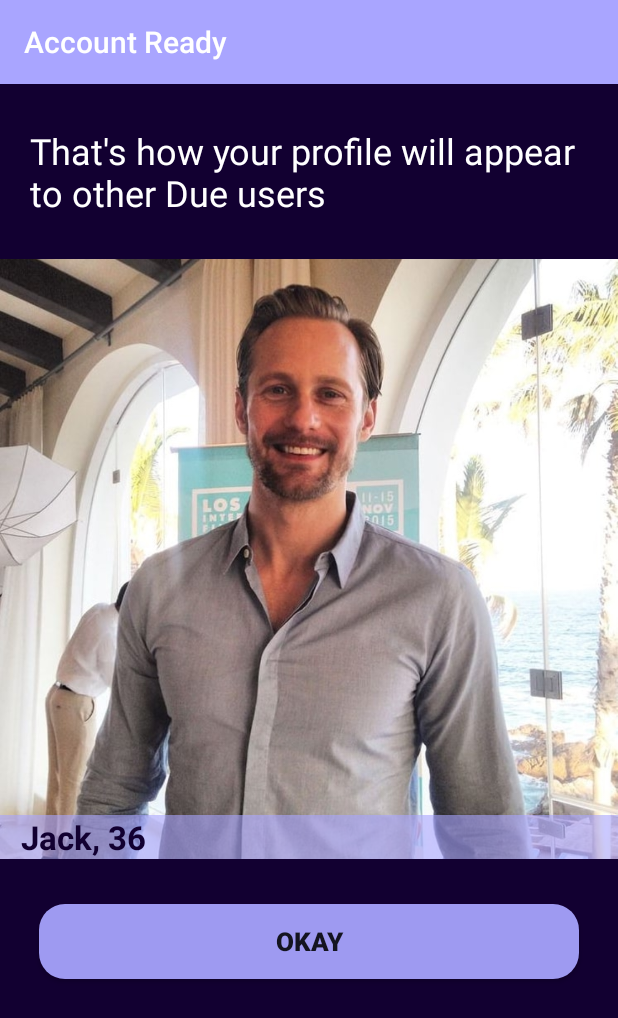
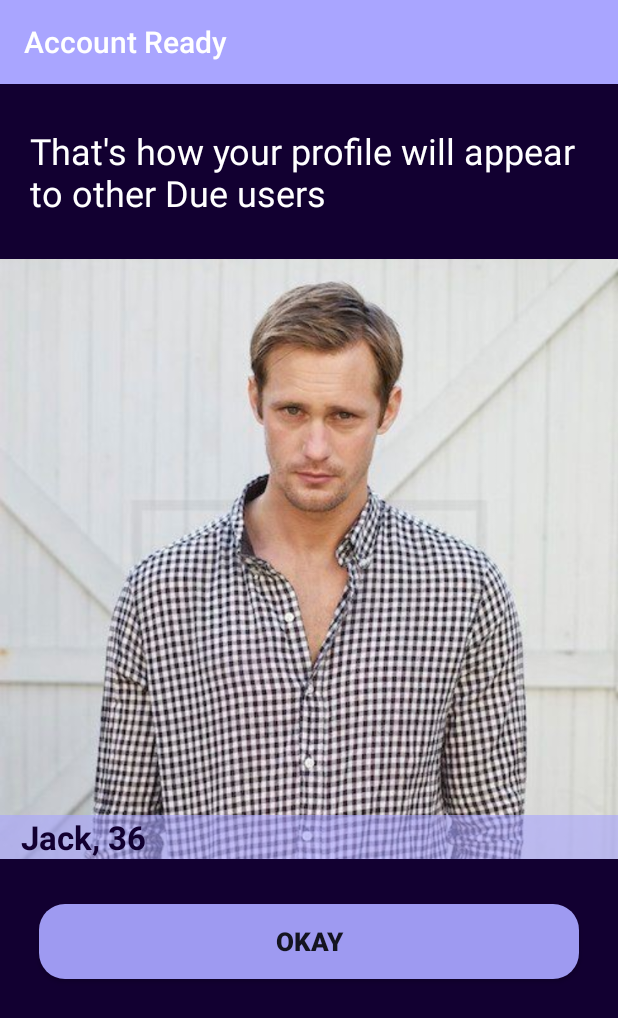
Before and after one commit to LightingSpider/DuE_app, an Android app: the AccountReady screen opened directly, with no data from a screen before it, on a phone screen of 412 x 824 dp. Shown: the top 1018 px of the screen. Run offline under Robolectric (Android 15) with nearby library versions, the phone set to English and light mode, and no system bars.

Commit message:
Initial commit from frosy

```diff
--- a/app/src/main/java/com/example/due/ChoosePicture.kt
+++ b/app/src/main/java/com/example/due/ChoosePicture.kt
@@ -17,6 +17,12 @@ class ChoosePicture : AppCompatActivity() {
         window.setFlags(WindowManager.LayoutParams.FLAG_FULLSCREEN, WindowManager.LayoutParams.FLAG_FULLSCREEN)
         super.onCreate(savedInstanceState)
         setContentView(R.layout.activity_choose_picture)
+
+        val button2 = findViewById<Button>(R.id.btn_next)
+        button2.setOnClickListener {
+            val intent2 = Intent(this,AccountReady::class.java)
+            startActivity(intent2)
+        }
 
         val button1 = findViewById<Button>(R.id.btn_choosepicture)
         button1.setOnClickListener {
--- a/app/src/main/res/layout/activity_account_ready.xml
+++ b/app/src/main/res/layout/activity_account_ready.xml
@@ -45,7 +45,7 @@ other Due users"
         android:scaleType="centerCrop"
         android:layout_marginTop="28dp"
         app:layout_constraintTop_toBottomOf="@+id/textVieww"
-        app:srcCompat="@drawable/Jack"
+        app:srcCompat="@drawable/f3659f4c25c38225b41b69e87c7b5f7a1"
         app:layout_constraintEnd_toEndOf="parent"
         app:layout_constraintStart_toStartOf="parent"
         app:layout_constraintHorizontal_bias="0.5"
```
Also changed, not shown: app/src/main/res/drawable/Jack.jpg (deleted), app/src/main/res/drawable/f3659f4c25c38225b41b69e87c7b5f7a1.jpg (added).
